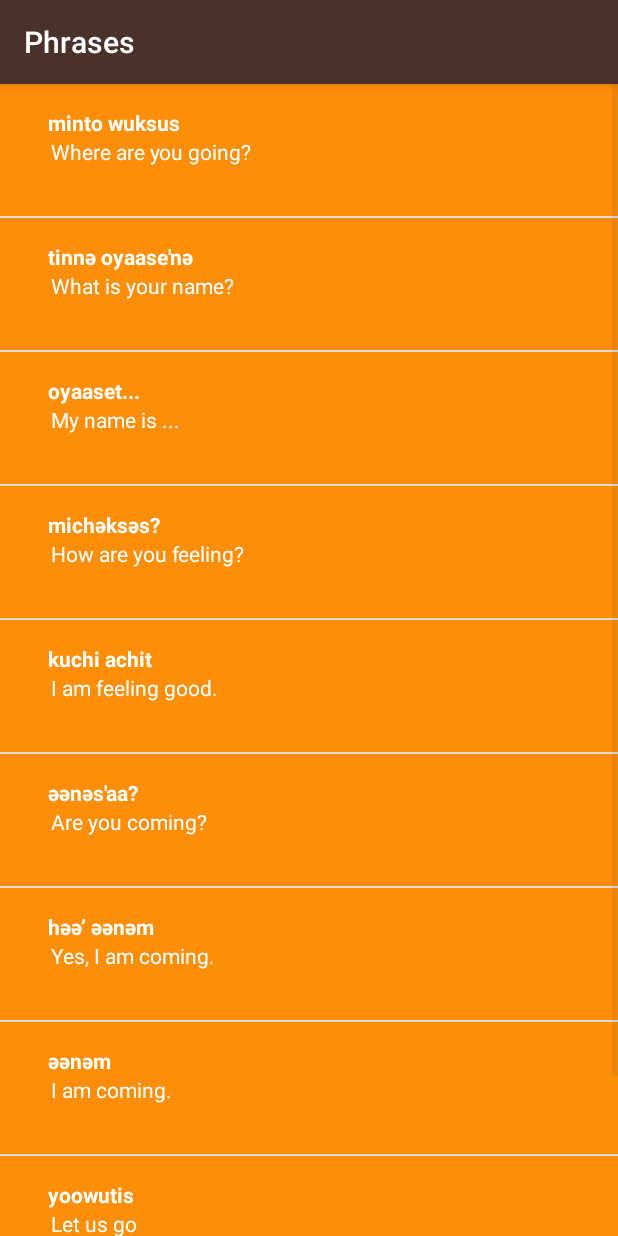
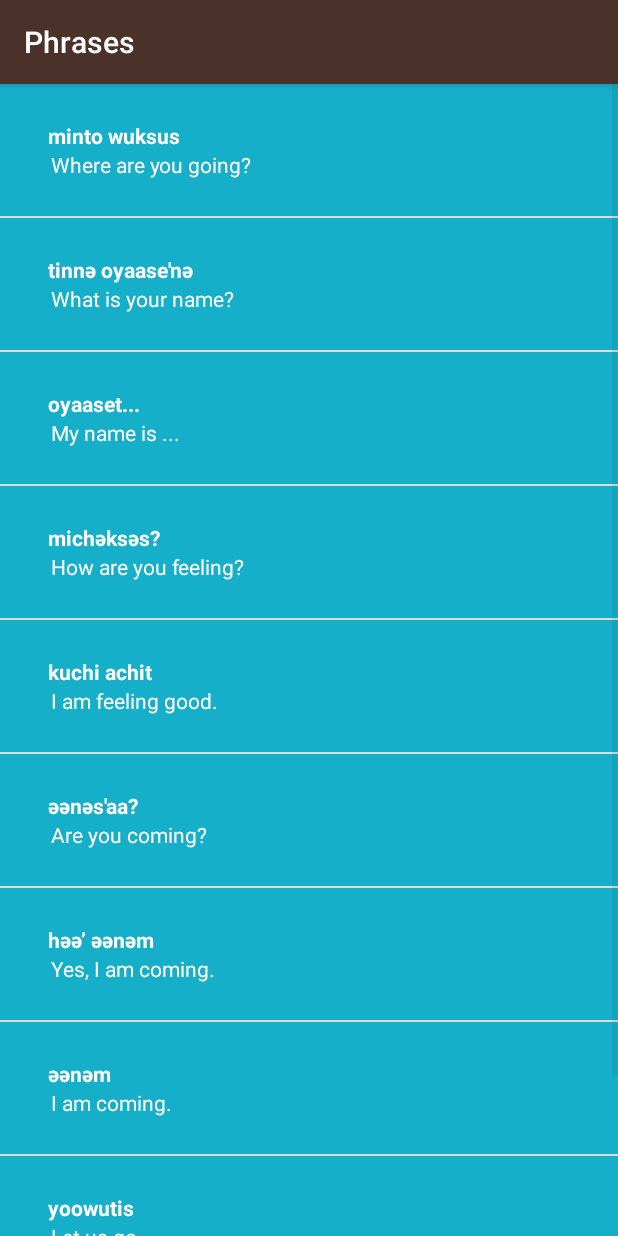
Before and after one commit to wire2coder/android_mikow, an Android app: the PhrasesActivity screen opened directly, with no data from a screen before it, on a phone screen of 412 x 824 dp. Run offline under Robolectric (Android 15) with nearby library versions, the phone set to English and light mode, and no system bars.

Commit message:
finish with android_miwok

```diff
--- a/app/src/main/java/com/example/android/miwok/ColorsActivity.java
+++ b/app/src/main/java/com/example/android/miwok/ColorsActivity.java
@@ -31,7 +31,7 @@ public class ColorsActivity extends AppCompatActivity {
         colorsArray.add(new Word("mustard yellow", "chiwiiṭә", R.drawable.color_mustard_yellow));
 
         // 3. something WordAdapter
-        WordAdapter adapter1 = new WordAdapter(this, colorsArray);
+        WordAdapter adapter1 = new WordAdapter(this, colorsArray, R.color.category_colors);
 
         // 4. something ListView
         ListView listView = (ListView) findViewById(R.id.listview_for_all);
--- a/app/src/main/java/com/example/android/miwok/FamilyActivity.java
+++ b/app/src/main/java/com/example/android/miwok/FamilyActivity.java
@@ -31,7 +31,7 @@ public class FamilyActivity extends AppCompatActivity {
         family_array.add(new Word("grandfather", "paapa", R.drawable.family_grandfather));
 
         // 3. make a new ArrayAdapter
-        WordAdapter adapter1 = new WordAdapter(this, family_array);
+        WordAdapter adapter1 = new WordAdapter(this, family_array, R.color.category_family);
 
         // 4. find the ListView
         ListView listView = (ListView) findViewById(R.id.listview_for_all);
--- a/app/src/main/java/com/example/android/miwok/NumbersActivity.java
+++ b/app/src/main/java/com/example/android/miwok/NumbersActivity.java
@@ -35,7 +35,7 @@ public class NumbersActivity extends AppCompatActivity {
         // make ArrayAdapter <data type>
 //        ArrayAdapter<String> itemsAdapter = new ArrayAdapter<String>(this, android.R.layout.simple_list_item_1, words);
 //        ArrayAdapter<Word> itemsAdapter = new ArrayAdapter<Word>(this, R.layout.list_item_for_wordadapter, words);
-        WordAdapter adapter = new WordAdapter(this, alist1);
+        WordAdapter adapter = new WordAdapter(this, alist1, R.color.category_numbers);
 
         // make a new ArrayAdapter, (context, data source)
 //        WordAdapter adapter = new WordAdapter(this, words);
--- a/app/src/main/java/com/example/android/miwok/PhrasesActivity.java
+++ b/app/src/main/java/com/example/android/miwok/PhrasesActivity.java
@@ -27,7 +27,7 @@ public class PhrasesActivity extends AppCompatActivity {
         phrases_array.add( new Word("Let us go", "yoowutis"));
         phrases_array.add( new Word("Come here", "әnni'nem"));
 
-        WordAdapter adapter = new WordAdapter(this, phrases_array);
+        WordAdapter adapter = new WordAdapter(this, phrases_array, R.color.category_phrases);
 
         ListView listView = (ListView) findViewById(R.id.listview_for_all);
         listView.setAdapter(adapter);
--- a/app/src/main/java/com/example/android/miwok/WordAdapter.java
+++ b/app/src/main/java/com/example/android/miwok/WordAdapter.java
@@ -2,21 +2,28 @@ package com.example.android.miwok;
 
 
 import android.content.Context;
+import android.support.v4.content.ContextCompat;
 import android.util.Log;
 import android.view.LayoutInflater;
 import android.view.ViewGroup;
 import android.widget.ArrayAdapter;
 import android.view.View;
 import android.widget.ImageView;
+import android.widget.LinearLayout;
 import android.widget.TextView;
 
 import java.util.ArrayList;
 
 public class WordAdapter extends ArrayAdapter<Word> {
 
+    private int mColorResourceId;
+
     // constructor
-    public WordAdapter (Context context, ArrayList<Word> words) {
+    public WordAdapter (Context context, ArrayList<Word> words, int backGroundColor)
+    {
         super(context, 0, words);
+
+        mColorResourceId = backGroundColor;
     }
 
     @Override
@@ -33,9 +40,9 @@ public class WordAdapter extends ArrayAdapter<Word> {
         // Get the {@link Word} object located at this position in the list
         Word currentWord = getItem(position);
 
-
         // Find the TextView in the list_item_for_wordadapter.xml_wordadapter.xml layout with the ID miwok_text_view.
         TextView miwok_text_view = (TextView) listItemView.findViewById(R.id.miwok_text_view);
+
         // Get the Miwok translation from the currentWord object and set this text on
         // the Miwok TextView.
         miwok_text_view.setText( currentWord.getmMiwokTranslation() );
@@ -59,6 +66,15 @@ public class WordAdapter extends ArrayAdapter<Word> {
             iconView.setVisibility(View.GONE);
         }
 
+        // Set background color for the linear layout
+        View text_container = listItemView.findViewById(R.id.text_container);
+
+        // find the color that resource ID map to
+        int color1 = ContextCompat.getColor(getContext(), mColorResourceId);
+
+        // set the background color
+        text_container.setBackgroundColor(color1);
+
         return listItemView;
     }
 
--- a/app/src/main/res/layout/list_item_for_wordadapter.xml
+++ b/app/src/main/res/layout/list_item_for_wordadapter.xml
@@ -6,11 +6,14 @@
     android:layout_width="match_parent"
     android:layout_height="match_parent"
     android:orientation="horizontal"
+
+    android:minHeight="@dimen/list_item_height"
+    android:background="@color/tan_background"
     >
 
     <ImageView
-        android:layout_width="88dp"
-        android:layout_height="88dp"
+        android:layout_width="@dimen/list_item_width"
+        android:layout_height="@dimen/list_item_height"
         android:src="@mipmap/ic_launcher"
         android:id="@+id/image_view"
         android:background="#FFF7DA"
@@ -20,32 +23,33 @@
     <LinearLayout xmlns:android="http://schemas.android.com/apk/res/android"
         xmlns:tools="http://schemas.android.com/tools"
         android:layout_width="match_parent"
-        android:layout_height="88dp"
+        android:layout_height="@dimen/list_item_height"
         android:orientation="vertical"
         android:padding="16dp"
-
-        android:background="#FD8E09"
+        android:id="@+id/text_container"
         >
 
         <TextView
             android:id="@+id/miwok_text_view"
             android:layout_width="match_parent"
-            android:layout_height="wrap_content"
+            android:layout_height="0dp"
+            android:layout_weight="1"
+            android:gravity="bottom"
             tools:text="lutti"
-
             android:paddingLeft="16dp"
-            android:textColor="#FFFFFF"
+            android:textColor="@android:color/white"
             android:textStyle="bold"
             />
 
         <TextView
             android:id="@+id/default_text_view"
             android:layout_width="match_parent"
-            android:layout_height="wrap_content"
+            android:layout_height="0dp"
+            android:layout_weight="1"
+            android:gravity="top"
             tools:text="one"
-
             android:paddingLeft="18sp"
-            android:textColor="#FFFFFF"
+            android:textColor="@android:color/white"
             />
 
     </LinearLayout>
--- a/app/src/main/res/values/dimens.xml
+++ b/app/src/main/res/values/dimens.xml
@@ -15,6 +15,8 @@
 <resources>
     <!-- Height of each list item -->
     <dimen name="list_item_height">88dp</dimen>
+    <dimen name="list_item_width">88dp</dimen>
+
     <!-- Default screen margins, per the Android Design guidelines. -->
     <dimen name="activity_horizontal_margin">16dp</dimen>
     <dimen name="activity_vertical_margin">16dp</dimen>
```
